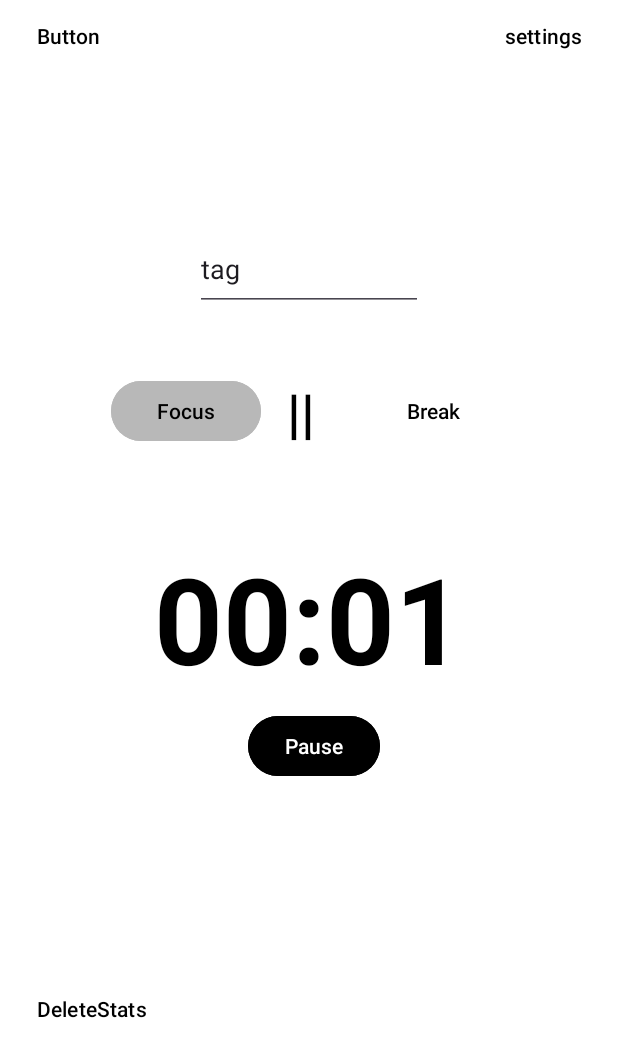
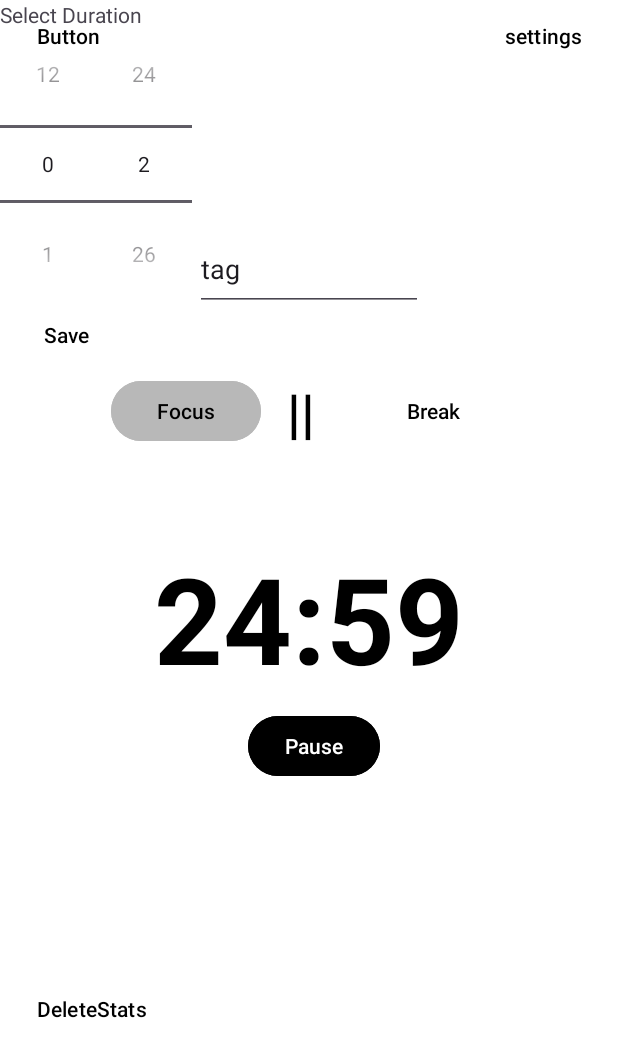
Before and after one commit to finnimo/tamadoro, an Android app: the fragment TimerFragment shown on its own in the app's theme, after a tap on "Start", on a phone screen of 412 x 824 dp. Shown: the top 1057 px of the screen. Run offline under Robolectric (Android 15) with nearby library versions, the phone set to English and light mode, and no system bars; our stand-ins replace Room's generated code; 1 other tap on this screen came first.

Commit message:
timer functions completely finished, you can customize durations. however ill update the ui later.

```diff
--- a/app/src/main/java/io/github/finnimo/tamadoro/StatsFragment.kt
+++ b/app/src/main/java/io/github/finnimo/tamadoro/StatsFragment.kt
@@ -8,6 +8,7 @@ import android.view.ViewGroup
 import android.widget.TextView
 import androidx.lifecycle.lifecycleScope
 import io.github.finnimo.tamadoro.sessiondatabase.SessionManager
+import io.github.finnimo.tamadoro.sessiondatabase.Statistics
 import kotlinx.coroutines.Dispatchers
 import kotlinx.coroutines.GlobalScope
 import kotlinx.coroutines.launch
--- a/app/src/main/java/io/github/finnimo/tamadoro/fragments/TimerFragment.kt
+++ b/app/src/main/java/io/github/finnimo/tamadoro/fragments/TimerFragment.kt
@@ -4,8 +4,10 @@ import android.Manifest
 import android.app.NotificationChannel
 import android.app.NotificationManager
 import android.app.PendingIntent
+import android.content.Context
 import android.content.Context.NOTIFICATION_SERVICE
 import android.content.Intent
+import android.content.SharedPreferences
 import android.content.pm.PackageManager
 import android.content.res.ColorStateList
 import android.media.RingtoneManager
@@ -23,6 +25,8 @@ import android.view.View
 import android.view.ViewGroup
 import android.widget.Button
 import android.widget.EditText
+import android.widget.LinearLayout
+import android.widget.NumberPicker
 import android.widget.TextView
 import androidx.core.app.ActivityCompat
 import androidx.core.app.NotificationCompat
@@ -31,19 +35,15 @@ import androidx.core.content.ContextCompat
 import io.github.finnimo.tamadoro.activities.MainActivity
 import io.github.finnimo.tamadoro.Pet
 import io.github.finnimo.tamadoro.R
-import io.github.finnimo.tamadoro.Statistics
+import io.github.finnimo.tamadoro.sessiondatabase.Statistics
 import io.github.finnimo.tamadoro.sessiondatabase.SessionManager
 import io.github.finnimo.tamadoro.activities.SettingsActivity
 import kotlinx.coroutines.Dispatchers
 import kotlinx.coroutines.GlobalScope
+import kotlinx.coroutines.invoke
 import kotlinx.coroutines.launch
 
-// TODO: Rename parameter arguments, choose names that match
-// the fragment initialization parameters, e.g. ARG_ITEM_NUMBER
-//testtesttest
-
 class TimerFragment : Fragment() {
-    // TODO: Rename and change types of parameters
 
     // VARIABLES TO ACCESS ROOMS/DATABASE & COINS CLASS
     private lateinit var manager: SessionManager
@@ -53,17 +53,22 @@ class TimerFragment : Fragment() {
 
     private lateinit var startBtn: Button
     private lateinit var skipButton: Button
-    private var breakModeBtn: Button? = null
-    private var focusModeBtn: Button? = null
-    private var newTag: EditText? = null
-    private var deleteStats: Button? = null
-    private var settingsBtn: Button? = null
+    private lateinit var breakModeBtn: Button
+    private lateinit var focusModeBtn: Button
+    private lateinit var newTag: EditText
+    private lateinit var deleteStats: Button
+    private lateinit var settingsBtn: Button
+
+    private lateinit var pickerContainer: LinearLayout
+    private lateinit var hoursPicker: NumberPicker
+    private lateinit var minutesPicker: NumberPicker
+    private lateinit var durationSave: Button
 
     private lateinit var button:Button
 
     // TEXTVIEW DECLARATIONS
 
-    private var timerTextView: TextView? = null
+    private lateinit var timerTextView: TextView
 
     //TAG FOR SESSION TYPE
 
@@ -78,11 +83,12 @@ class TimerFragment : Fragment() {
     private var isPomodoro: Boolean = true //boolean value to indicate whether a timer is in break or pomodoro mode
     private var breakLength = 5 * 1000L
 
+
     //NOTIFICATIONS
-    private val CHANNEL_ID = "ChannelID"
-    private val CHANNEL_NAME = "NotificationChannel"
-    private val NOTIF_ID = 1
-    private val NOTIF_PERMISSION_REQUEST_CODE = 100
+    private val channelID = "ChannelID"
+    private val channelName = "NotificationChannel"
+    private val notifID = 1
+    private val notifPermissionRequestCode = 100
     override fun onCreateView(
         inflater: LayoutInflater, container: ViewGroup?,
         savedInstanceState: Bundle?
@@ -96,6 +102,12 @@ class TimerFragment : Fragment() {
         //Initializing database and grabbing sessions first so that I don't accidentally access database before it's initialized, avoiding this crash
 
         manager = SessionManager(requireContext())
+
+        initialTime = requireContext().getSharedPreferences("TAMADORO_FOCUSDURATION", Context.MODE_PRIVATE)
+            .getLong("TAMADORO_FOCUSDURATION",25 * 60 * 1000L)
+        breakLength = requireContext().getSharedPreferences("TAMADORO_BREAKDURATION", Context.MODE_PRIVATE)
+            .getLong("TAMADORO_BREAKDURATION",5 * 60 * 1000L)
+
         GlobalScope.launch(Dispatchers.Main) {
 
             manager.getAllSessions()
@@ -121,18 +133,23 @@ class TimerFragment : Fragment() {
         focusModeBtn = view.findViewById(R.id.focusTimer)
         deleteStats = view.findViewById(R.id.deleteStats)
 
+        hoursPicker = view.findViewById(R.id.hoursPicker)
+        minutesPicker = view.findViewById(R.id.minutesPicker)
+        pickerContainer = view.findViewById(R.id.pickerContainer)
+        durationSave = view.findViewById(R.id.durationSaverBtn)
+
         button = view.findViewById(R.id.button)
 
         //TAG
 
-        tag = newTag?.text.toString()
+        tag = newTag.text.toString()
 
         //Formats the timer to display the right count down starting number
-        timerTextView?.text = formatTime(initialTime)
+        timerTextView.text = formatTime(initialTime)
 
         // The following code actively listens for change in editText component containing the session tag, whenever it changes, that's the tag that'll be appended to the session on timer finish
 
-        newTag?.addTextChangedListener(object : TextWatcher {
+        newTag.addTextChangedListener(object : TextWatcher {
             override fun beforeTextChanged(s: CharSequence?, start: Int, count: Int, after: Int) {
                 // Optional: Do something before text changes
             }
@@ -147,22 +164,77 @@ class TimerFragment : Fragment() {
             }
         })
 
-        // BUTTON CLICKED ACTIONS
+        // UI COMPONENTS CLICKED ACTIONS
 
-        deleteStats?.setOnClickListener {
+        timerTextView.setOnClickListener {
+            if (!timerRunning) {
+
+                pickerContainer.visibility = LinearLayout.VISIBLE
+
+                hoursPicker.minValue = 0
+                hoursPicker.maxValue = 12
+                minutesPicker.minValue = 0
+                minutesPicker.maxValue = 59
+
+                val currentDuration: Long
+                val durationType: String
+
+                if (isPomodoro) {
+                    currentDuration = initialTime
+                    durationType = "FOCUSDURATION"
+                } else {
+                    currentDuration = breakLength
+                    durationType = "BREAKDURATION"
+                }
+
+                val initHours: Int = (currentDuration / 3600000).toInt()
+                val initMins: Int = (((currentDuration % 3600000) / 60000)).toInt()
+
+                hoursPicker.value = initHours
+                minutesPicker.value = initMins
+
+                durationSave.setOnClickListener {
+
+                    val hours = hoursPicker.value
+                    val mins = minutesPicker.value
+
+                    val durationInMillis: Long = ((hours * 3600) + (mins * 60)) * 1000L
+
+                    if (isPomodoro) {
+                        initialTime = durationInMillis
+                    } else {
+                        breakLength = durationInMillis
+                    }
+                    timeRemaining = durationInMillis
+                    Log.d("initial time now", initialTime.toString())
+
+                    requireContext().getSharedPreferences("TAMADORO_$durationType", Context.MODE_PRIVATE).edit().
+                    putLong("TAMADORO_$durationType", durationInMillis).apply()
+
+                    timerTextView.text = formatTime(timeRemaining)
+                    pickerContainer.visibility = LinearLayout.INVISIBLE
+
+                }
+
+
+            }
+
+        }
+
+        deleteStats.setOnClickListener {
             manager.deleteAllSessions()
         }
 
-        focusModeBtn?.setOnClickListener {
+        focusModeBtn.setOnClickListener {
             isPomodoro = true
-            timerTextView?.text = formatTime(initialTime)
+            timerTextView.text = formatTime(initialTime)
             timeRemaining = initialTime
             updateButtonAppearance()
         }
 
-        breakModeBtn?.setOnClickListener {
+        breakModeBtn.setOnClickListener {
             isPomodoro = false
-            timerTextView?.text = formatTime(breakLength)
+            timerTextView.text = formatTime(breakLength)
             timeRemaining = breakLength
             updateButtonAppearance()
         }
@@ -187,7 +259,7 @@ class TimerFragment : Fragment() {
 
         }
 
-        settingsBtn?.setOnClickListener {
+        settingsBtn.setOnClickListener {
             val openSettingsActivity = Intent(requireActivity(), SettingsActivity::class.java)
             startActivity(openSettingsActivity)
         }
@@ -197,12 +269,9 @@ class TimerFragment : Fragment() {
         }
 
         timeRemaining = initialTime
-        timerTextView?.text = formatTime(initialTime)
+        timerTextView.text = formatTime(initialTime)
 
     }
-
-
-
 
 
 
@@ -210,20 +279,20 @@ class TimerFragment : Fragment() {
         timer = object : CountDownTimer(time, 1000) {
             override fun onTick(millisUntilFinished: Long) {
                 timeRemaining = millisUntilFinished
-                timerTextView?.text = formatTime(millisUntilFinished)
+                timerTextView.text = formatTime(millisUntilFinished)
             }
 
             override fun onFinish() { //WHEN TIMER ENDS
                 val minutes = (initialTime / 1000).toInt()
                 //val minutes = (initialTime / 60000, above is for debug
                 if (isPomodoro) {
-                    //logSession(minutes)
+                    logSession(minutes)
 
                 } else {
                     stopTimer(breakLength)
                 }
                 showNotification()
-                logSession(minutes)
+
 
             }
         }.start()
@@ -237,7 +306,7 @@ class TimerFragment : Fragment() {
         manager.addSession(minutes, tag)
         Pet.addCoins(requireContext(),minutes)
         stopTimer(initialTime)
-        timerTextView?.text = "Finished!"
+        timerTextView.text = "Finished!"
         Statistics.updateStreaks(requireContext())
         Statistics.updateLastSessionDate(requireContext())
 
@@ -256,7 +325,7 @@ class TimerFragment : Fragment() {
 
     private fun stopTimer(time: Long) {
         timer?.cancel()
-        timerTextView?.text = formatTime(time)
+        timerTextView.text = formatTime(time)
         startBtn.text = "Start"
         timerRunning = false
         timeRemaining = time
@@ -272,12 +341,12 @@ class TimerFragment : Fragment() {
             manager.addSession(timeFocusedAlready,tag)
             //statistics.setLastSessionDate(LocalDateTime.now())
             timer?.cancel()//cancels timer
-            timerTextView?.text = formatTime(breakLength)//resets text view
+            timerTextView.text = formatTime(breakLength)//resets text view
             isPomodoro = false
 
         } else {
             timer?.cancel()
-            timerTextView?.text = formatTime(initialTime)
+            timerTextView.text = formatTime(initialTime)
             isPomodoro = true
         }
         updateButtonAppearance( )
@@ -288,6 +357,8 @@ class TimerFragment : Fragment() {
         timerRunning = false
 
     }
+
+
 
     private fun showNotification() {
 
@@ -308,7 +379,7 @@ class TimerFragment : Fragment() {
                 RingtoneManager.getDefaultUri(RingtoneManager.TYPE_NOTIFICATION)
 
 
-            val builder = NotificationCompat.Builder(requireContext(), CHANNEL_ID)
+            val builder = NotificationCompat.Builder(requireContext(), channelID)
                 .setContentTitle("Title")
                 .setContentText("This is a sample notif")
                 .setSmallIcon(R.drawable.notification_temp)
@@ -327,16 +398,9 @@ class TimerFragment : Fragment() {
                         Manifest.permission.POST_NOTIFICATIONS
                     ) != PackageManager.PERMISSION_GRANTED
                 ) {
-                    // TODO: Consider calling
-                    //    ActivityCompat#requestPermissions
-                    // here to request the missing permissions, and then overriding
-                    //   public void onRequestPermissionsResult(int requestCode, String[] permissions,
-                    //                                          int[] grantResults)
-                    // to handle the case where the user grants the permission. See the documentation
-                    // for ActivityCompat#requestPermissions for more details.
                     return
                 }
-                notify(NOTIF_ID, builder.build())
+                notify(notifID, builder.build())
             }
         }
     }
@@ -345,8 +409,8 @@ class TimerFragment : Fragment() {
         if (Build.VERSION.SDK_INT >= Build.VERSION_CODES.O){
 
             val channel = NotificationChannel(
-                CHANNEL_ID,
-                CHANNEL_NAME,
+                channelID,
+                channelName,
                 NotificationManager.IMPORTANCE_HIGH)
             val notifmanager = requireContext().getSystemService(NOTIFICATION_SERVICE) as NotificationManager
             notifmanager.createNotificationChannel(channel)
@@ -357,13 +421,15 @@ class TimerFragment : Fragment() {
         if (Build.VERSION.SDK_INT >= Build.VERSION_CODES.TIRAMISU) {
             if (ContextCompat.checkSelfPermission(requireContext(), android.Manifest.permission.POST_NOTIFICATIONS) != PackageManager.PERMISSION_GRANTED) {
                 // Permission is not granted, request it
-                requestPermissions(arrayOf(android.Manifest.permission.POST_NOTIFICATIONS), NOTIF_PERMISSION_REQUEST_CODE)
+                requestPermissions(arrayOf(android.Manifest.permission.POST_NOTIFICATIONS), notifPermissionRequestCode)
             } else {
                 // Permission already granted, you can show notifications
 
             }
         }
     }
+
+
 
 
     private fun getColour(attr: Int): Int {
@@ -380,11 +446,11 @@ class TimerFragment : Fragment() {
 
 
         if (isPomodoro) {
-            focusModeBtn?.backgroundTintList = ColorStateList.valueOf(secondary)
-            breakModeBtn?.backgroundTintList = ColorStateList.valueOf(primary)
+            focusModeBtn.backgroundTintList = ColorStateList.valueOf(secondary)
+            breakModeBtn.backgroundTintList = ColorStateList.valueOf(primary)
         } else {
-            breakModeBtn?.backgroundTintList = ColorStateList.valueOf(secondary)
-            focusModeBtn?.backgroundTintList = ColorStateList.valueOf(primary)
+            breakModeBtn.backgroundTintList = ColorStateList.valueOf(secondary)
+            focusModeBtn.backgroundTintList = ColorStateList.valueOf(primary)
         }
 
     }
--- a/app/src/main/java/io/github/finnimo/tamadoro/Statistics.kt
+++ b/app/src/main/java/io/github/finnimo/tamadoro/sessiondatabase/Statistics.kt
@@ -1,4 +1,4 @@
-package io.github.finnimo.tamadoro
+package io.github.finnimo.tamadoro.sessiondatabase
 
 import android.content.Context
 import android.content.SharedPreferences
--- a/app/src/main/res/layout/fragment_timer.xml
+++ b/app/src/main/res/layout/fragment_timer.xml
@@ -168,4 +168,46 @@
         android:text="Button"
         tools:layout_editor_absoluteX="20dp"
         tools:layout_editor_absoluteY="6dp" />
+
+    <LinearLayout
+        android:id="@+id/pickerContainer"
+        android:layout_width="wrap_content"
+        android:layout_height="wrap_content"
+        android:orientation="vertical"
+        android:visibility="invisible">
+
+        <TextView
+            android:layout_width="wrap_content"
+            android:layout_height="wrap_content"
+            android:text="Select Duration">
+
+        </TextView>
+
+        <LinearLayout
+
+            android:layout_width="wrap_content"
+            android:layout_height="wrap_content"
+            android:orientation="horizontal"
+            >
+
+            <NumberPicker
+                android:id="@+id/hoursPicker"
+                android:layout_width="wrap_content"
+                android:layout_height="wrap_content" />
+
+            <NumberPicker
+                android:id="@+id/minutesPicker"
+                android:layout_width="wrap_content"
+                android:layout_height="wrap_content" />
+
+        </LinearLayout>
+
+        <Button
+            android:id="@+id/durationSaverBtn"
+            android:layout_width="wrap_content"
+            android:layout_height="wrap_content"
+            android:text="Save">
+        </Button>
+
+    </LinearLayout>
 </androidx.constraintlayout.widget.ConstraintLayout>
```
